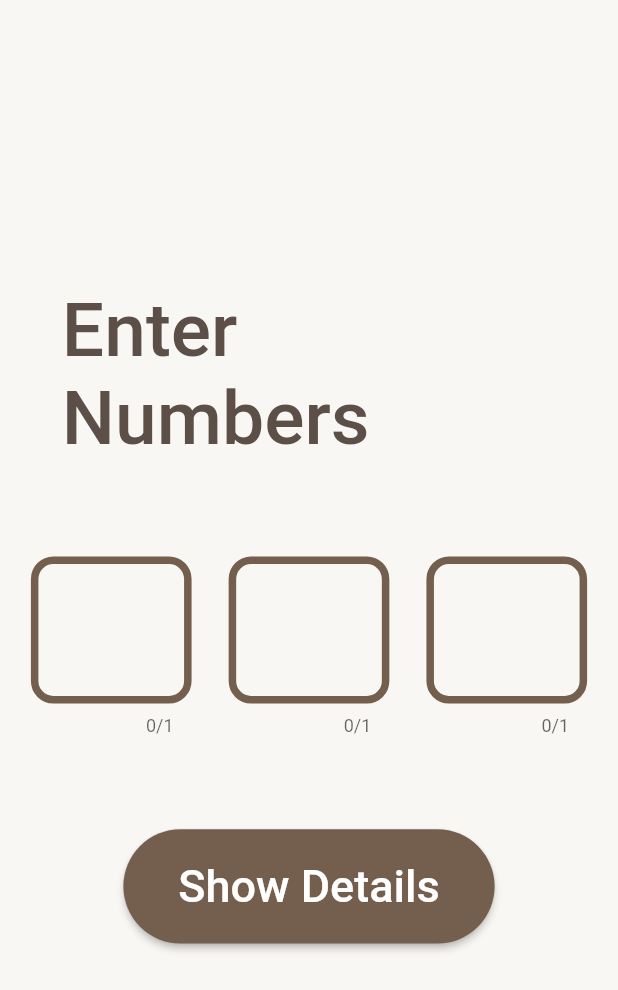
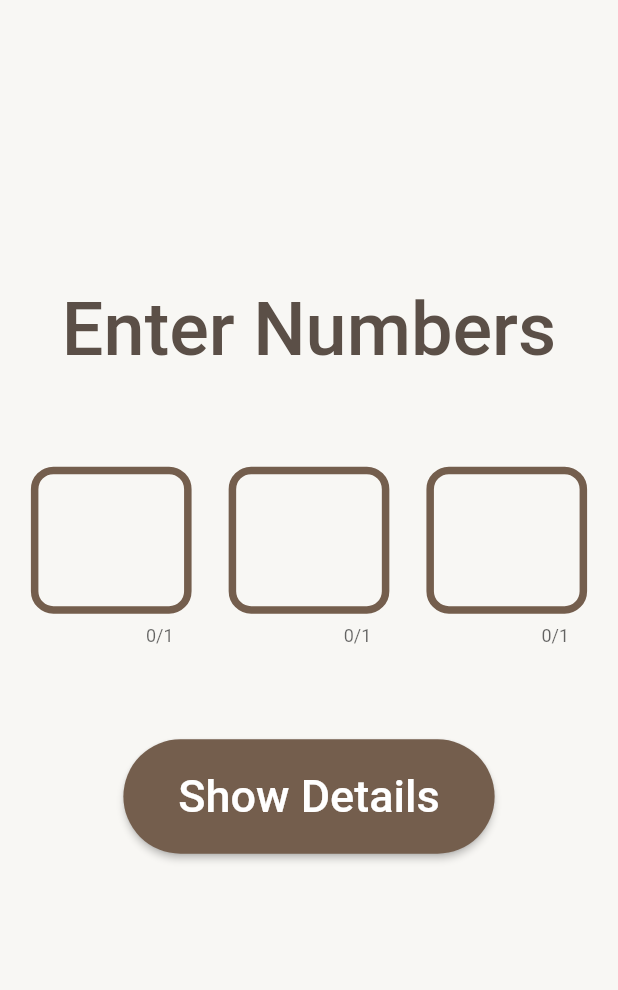
Before and after one commit to Arjunkvl/arithemetics, a Flutter app: the screen it shows after launch, on a phone screen of 412 x 824 dp. Shown: the top 990 px of the screen. Run offline on Flutter 3.47's test engine with Material 2 defaults, Android fonts, the phone set to English and light mode, and no system bars; Roboto replaces fonts that are missing (mono).

Commit message:
complited home ui

```diff
--- a/lib/screens/screen_home.dart
+++ b/lib/screens/screen_home.dart
@@ -26,13 +26,16 @@ class _HomePageState extends State<HomePage> {
                   Padding(
                     padding: EdgeInsets.all(
                         MediaQuery.of(context).size.width * 0.10),
-                    child: const Text(
+                    child: const FittedBox(
+                      child: Text(
                         'Enter Numbers',
+                        softWrap: false,
                         style: TextStyle(
                             color: Color(0xff5B4F47),
                             fontFamily: 'mono',
                             fontSize: 50,
                             fontWeight: FontWeight.w500),
+                      ),
                     ),
                   ),
                   Padding(
```
Lines whose indentation alone changed are shown as unchanged.
